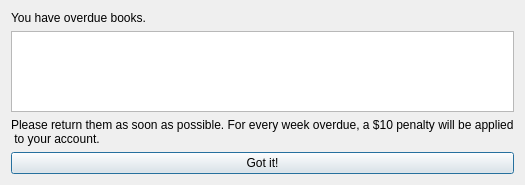
Above: NewWindowChur/overdue.ui from jandrealyn/LibraryQtSystem before the change. Below: the same form after it.
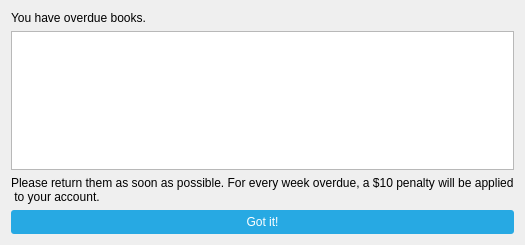
That is the form after the change. Icons and pictures are not drawn.

Diff of the .ui file:
```diff
--- a/NewWindowChur/overdue.ui
+++ b/NewWindowChur/overdue.ui
@@ -7,11 +7,36 @@
     <x>0</x>
     <y>0</y>
     <width>486</width>
-    <height>185</height>
+    <height>245</height>
    </rect>
   </property>
   <property name="windowTitle">
-   <string>Your Overdue Books</string>
+   <string>Yoobee Library System | Overdue Message</string>
+  </property>
+  <property name="windowIcon">
+   <iconset resource="images.qrc">
+    <normaloff>:/images/favicon.ico</normaloff>:/images/favicon.ico</iconset>
+  </property>
+  <property name="styleSheet">
+   <string notr="true">QPushButton {
+color: white;
+background-color: #27a9e3;
+border-radius: 3px;
+padding: 5px;
+}
+
+QPushButton::pressed {
+background-color: rgb(216, 150, 90);
+}
+
+QPushButton::hover {
+background-color: #59c7f7;
+}
+
+QPushButton::disabled {
+color: #ebebeb;
+background-color: #1c7ba6;
+}</string>
   </property>
   <layout class="QVBoxLayout" name="verticalLayout_2">
    <item>
@@ -44,6 +69,18 @@
          <property name="text">
           <string>Got it!</string>
          </property>
+         <property name="checkable">
+          <bool>false</bool>
+         </property>
+         <property name="autoRepeat">
+          <bool>false</bool>
+         </property>
+         <property name="default">
+          <bool>false</bool>
+         </property>
+         <property name="flat">
+          <bool>false</bool>
+         </property>
         </widget>
        </item>
       </layout>
```
Left out of the diff: 4 changed lines with no effect on the pictures.
